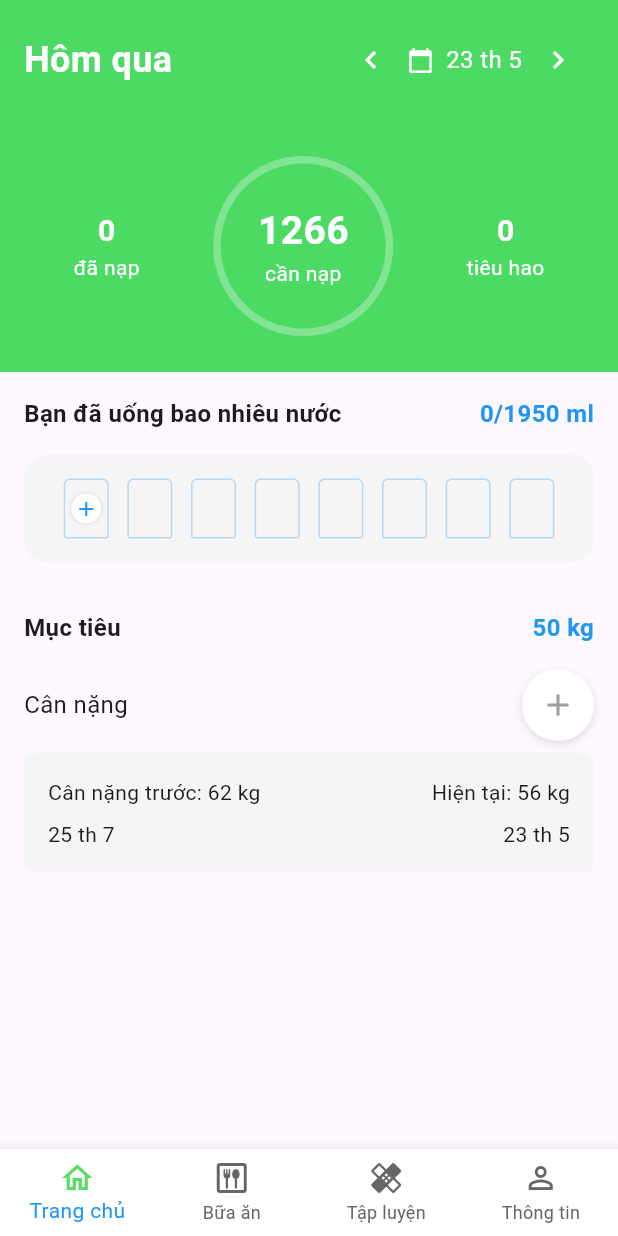
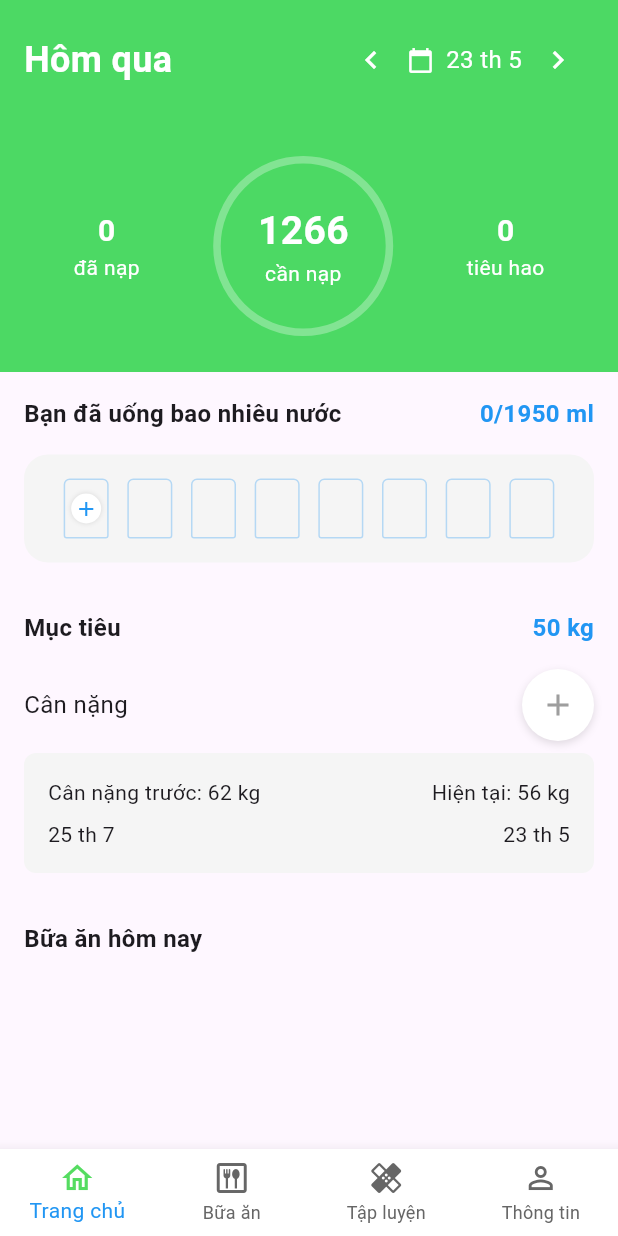
Before and after one commit to Son301203/daily_calo, a Flutter app: the HomeScreen screen opened by its route, after a tap on the "chevron left" icon, on a phone screen of 412 x 824 dp. Run offline on Flutter 3.47's test engine with Material 3 defaults, Android fonts, the phone set to English and light mode, and no system bars; our stand-ins replace cloud_firestore, firebase_auth, firebase_core, get; accounts and stored records are empty.

Commit message:
List Meals Daily in Home

```diff
--- a/lib/controllers/home_controller.dart
+++ b/lib/controllers/home_controller.dart
@@ -1,5 +1,6 @@
 import 'package:cloud_firestore/cloud_firestore.dart';
 import 'package:daily_calo/models/health.dart';
+import 'package:daily_calo/models/meal.dart';
 import 'package:flutter/material.dart';
 import 'package:intl/intl.dart';
 
@@ -20,6 +21,10 @@ class HomeController {
   final ValueChanged<int>? onWaterIntakeChanged;
   final CollectionReference _usersCollection =
       FirebaseFirestore.instance.collection('Users');
+
+
+  final CollectionReference _mealCollection = FirebaseFirestore.instance
+      .collection('Meals');
 
   HomeController({
     this.onDateChanged,
@@ -146,4 +151,60 @@ class HomeController {
 
     return newWeight;
   }
+
+
+  Stream<List<Meal>> getMealForCurrentDate(String userId) {
+    final currentDate = DateFormat('dd/MM/yy').format(_today);
+    return _usersCollection
+        .doc(userId)
+        .collection('Date')
+        .where('date', isEqualTo: currentDate)
+        .limit(1)
+        .snapshots()
+        .asyncMap((dateSnapshot) async {
+          if (dateSnapshot.docs.isEmpty) return <Meal>[];
+
+          final dateDoc = dateSnapshot.docs.first;
+          final mealIds = List<String>.from(dateDoc['meal_id'] ?? []);
+
+          if (mealIds.isEmpty) return <Meal>[];
+
+          final List<Meal> meals = [];
+          for (final mealId in mealIds) {
+            final doc = await _mealCollection.doc(mealId).get();
+            if (doc.exists && doc['user_id'] == userId) {
+              meals.add(
+                Meal.fromMap(
+                  mealId,
+                  doc.data() as Map<String, dynamic>,
+                ),
+              );
+            }
+          }
+
+          return meals;
+        });
+  }
+
+  Future<void> removeMeal(String userId, int index) async {
+    final currentDate = DateFormat('dd/MM/yy').format(_today);
+    final dateCollection = _usersCollection.doc(userId).collection('Date');
+
+    final querySnapshot =
+        await dateCollection
+            .where('date', isEqualTo: currentDate)
+            .limit(1)
+            .get();
+
+    if (querySnapshot.docs.isEmpty) return;
+
+    final doc = querySnapshot.docs.first;
+    final mealIds = List<String>.from(doc['meal_id'] ?? []);
+
+    if (index < 0 || index >= mealIds.length) return;
+
+    mealIds.removeAt(index);
+
+    await dateCollection.doc(doc.id).update({'meal_id': mealIds});
+  }
 }
--- a/lib/views/screens/home/home_screen.dart
+++ b/lib/views/screens/home/home_screen.dart
@@ -1,4 +1,6 @@
 import 'package:daily_calo/controllers/home_controller.dart';
+import 'package:daily_calo/models/meal.dart';
+import 'package:daily_calo/utils/app_color.dart';
 import 'package:daily_calo/utils/app_theme.dart';
 import 'package:daily_calo/utils/water_glass_painter.dart';
 import 'package:daily_calo/views/screens/exercises/exercise_screen.dart';
@@ -85,6 +87,7 @@ class HomeScreenContent extends StatelessWidget {
 
   @override
   Widget build(BuildContext context) {
+    final userId = FirebaseAuth.instance.currentUser?.uid;
     return Scaffold(
       body: SafeArea(
         child: SingleChildScrollView(
@@ -94,6 +97,7 @@ class HomeScreenContent extends StatelessWidget {
               _buildCalorieCircle(context),
               _buildWaterIntake(context),
               _buildWeightGoal(context),
+              _buildMealList(context, userId!)
             ],
           ),
         ),
@@ -381,5 +385,51 @@ class HomeScreenContent extends StatelessWidget {
     );
   }
 
-
+   Widget _buildMealList(BuildContext context, String userId) {
+    return StreamBuilder<List<Meal>>(
+      stream: controller.getMealForCurrentDate(userId),
+      builder: (context, snapshot) {
+        if (snapshot.connectionState == ConnectionState.waiting) {
+          return const Center(child: CircularProgressIndicator());
+        }
+        if (snapshot.hasError) {
+          return const Center(child: Text('Có lỗi xảy ra'));
+        }
+        final meals = snapshot.data ?? [];
+        return Padding(
+          padding: const EdgeInsets.all(16.0),
+          child: Column(
+            crossAxisAlignment: CrossAxisAlignment.start,
+            children: [
+              Text('Bữa ăn hôm nay', style: Theme.of(context).bodyText),
+              const SizedBox(height: 8),
+              ListView.builder(
+                shrinkWrap: true,
+                physics: const NeverScrollableScrollPhysics(),
+                itemCount: meals.length,
+                itemBuilder: (context, index) {
+                  final meal = meals[index];
+                  return ListTile(
+                    title: Text(meal.title),
+                    subtitle: Text(
+                      '${meal.calo} calo - ${meal.servingSize} g - ${meal.periodTime}',
+                    ),
+                    trailing: IconButton(
+                      icon: const Icon(Icons.remove, color: Colors.blue),
+                      onPressed: () async {
+                        await controller.removeMeal(userId, index);
+                        ScaffoldMessenger.of(context).showSnackBar(
+                          const SnackBar(content: Text('Đã xóa món ăn'), backgroundColor: AppColors.success,),
+                        );
+                      },
+                    ),
+                  );
+                },
+              ),
+            ],
+          ),
+        );
+      },
+    );
+  }
 }
```
